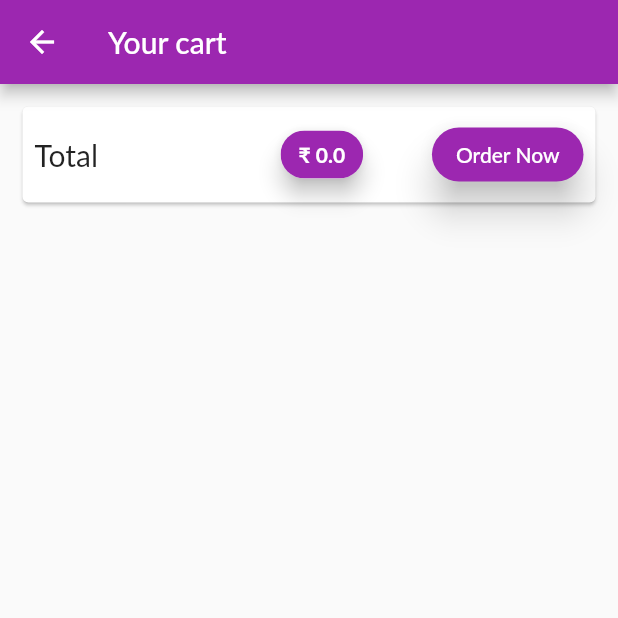
After one commit to amitmaurya7374/flutter-state-managment-shop-app, a Flutter app: the CartScreen screen opened by its route, on a phone screen of 412 x 824 dp, the top half of it. The commit adds this screen. Run offline on Flutter 3.47's test engine with Material 2 defaults, Android fonts, the phone set to English and light mode, and no system bars; network calls fail; Roboto replaces fonts that are missing (Lato).

Commit message:
9th commit

```diff
--- a/lib/main.dart
+++ b/lib/main.dart
@@ -1,5 +1,6 @@
 import 'package:flutter/material.dart';
 import 'package:shop_state/provider/cart.dart';
+import 'package:shop_state/screens/cart_screen.dart';
 import 'package:shop_state/screens/product_detail_screen.dart';
 import 'package:shop_state/screens/products_overview_screen.dart';
 import './provider/products_provider.dart';
@@ -29,6 +30,7 @@ class MyApp extends StatelessWidget {
           home: ProductsOverviewScreen(),
           routes: {
             ProductDetailScreen.routeName: (ctx) => ProductDetailScreen(),
+            CartScreen.routeName:(ctx)=>CartScreen(),
           }),
     );
   }
--- a/lib/provider/cart.dart
+++ b/lib/provider/cart.dart
@@ -26,6 +26,15 @@ class Cart with ChangeNotifier {
 int get itemCount{
   return _items.length;
 }
+ //calculating the total item price in cart.
+ double get totalAmount{
+   var total =0.0;
+   _items.forEach((key, cartItem) {
+     total = total + cartItem.price*cartItem.quantity;
+   });
+   return total;
+  //  notifyListeners();
+ }
   //now we want to add the  item in a cart
   void addItem(
     String productId,
--- /dev/null
+++ b/lib/screens/cart_screen.dart
@@ -0,0 +1,65 @@
+import 'package:flutter/material.dart';
+import 'package:provider/provider.dart';
+import 'package:shop_state/provider/cart.dart';
+
+class CartScreen extends StatelessWidget {
+  static const routeName = '/cart-screen';
+  @override
+  Widget build(BuildContext context) {
+    final cart = Provider.of<Cart>(context);
+    return Scaffold(
+      appBar: AppBar(
+        title: Text('Your cart'),
+      ),
+      body: Column(
+        children: <Widget>[
+          Card(
+            margin: const EdgeInsets.all(15),
+            child: Padding(
+              padding: const EdgeInsets.all(8.0),
+              child: Row(
+                mainAxisAlignment: MainAxisAlignment.spaceBetween,
+                children: <Widget>[
+                  Text(
+                    'Total',
+                    style: TextStyle(
+                      fontSize: 20,
+                    ),
+                  ),
+                  SizedBox(width: 30),
+                  Chip(
+                    label: Text(
+                      '\₹ ${cart.totalAmount}',
+                      style: TextStyle(
+                        color: Colors.white,
+                        fontWeight: FontWeight.bold,
+                      ),
+                    ),
+                    elevation: 6.0,
+                    backgroundColor: Theme.of(context).primaryColor,
+                  ),
+                  RaisedButton(
+                    elevation: 10.0,
+                    onPressed: () {
+                      print('hello world');
+                    },
+                    child: Text(
+                      'Order Now',
+                      style: TextStyle(color: Colors.white),
+                    ),
+                    color: Colors.purple,
+                    shape: RoundedRectangleBorder(
+                      borderRadius: BorderRadius.circular(
+                        20.0,
+                      ),
+                    ),
+                  ),
+                ],
+              ),
+            ),
+          ),
+        ],
+      ),
+    );
+  }
+}
--- a/lib/screens/products_overview_screen.dart
+++ b/lib/screens/products_overview_screen.dart
@@ -2,6 +2,7 @@
 import 'package:flutter/material.dart';
 import 'package:provider/provider.dart';
 import 'package:shop_state/provider/cart.dart';
+import 'package:shop_state/screens/cart_screen.dart';
 import 'package:shop_state/widget/badge.dart';
 import 'package:shop_state/widget/product_grid.dart';
 
@@ -63,7 +64,9 @@ class _ProductsOverviewScreenState extends State<ProductsOverviewScreen> {
                 value: cart.itemCount.toString(),),
                 child: IconButton(
                   icon: Icon(Icons.shopping_cart),
-                  onPressed: (){},
+                  onPressed: (){
+                    Navigator.of(context).pushNamed(CartScreen.routeName);
+                  },
                 ),
           )
         ],
```
